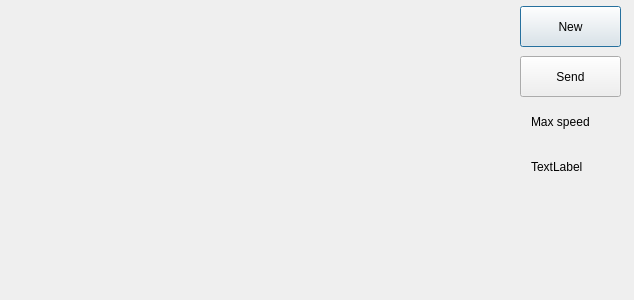
ArtemD/SpeedFreak, file Client/routedialog.ui: the form before one commit.
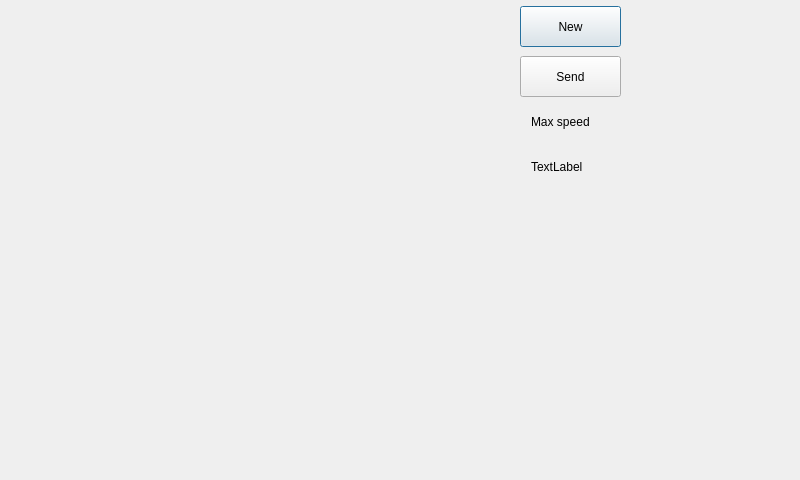
The form after the commit.

What changed in the file:
```diff
--- a/Client/routedialog.ui
+++ b/Client/routedialog.ui
@@ -6,8 +6,8 @@
    <rect>
     <x>0</x>
     <y>0</y>
-    <width>634</width>
-    <height>300</height>
+    <width>800</width>
+    <height>480</height>
    </rect>
   </property>
   <property name="windowTitle">
@@ -65,6 +65,19 @@
     <string>TextLabel</string>
    </property>
   </widget>
+  <widget class="QLabel" name="labelInfoToUser">
+   <property name="geometry">
+    <rect>
+     <x>10</x>
+     <y>310</y>
+     <width>521</width>
+     <height>51</height>
+    </rect>
+   </property>
+   <property name="text">
+    <string/>
+   </property>
+  </widget>
  </widget>
  <resources/>
  <connections/>
```
